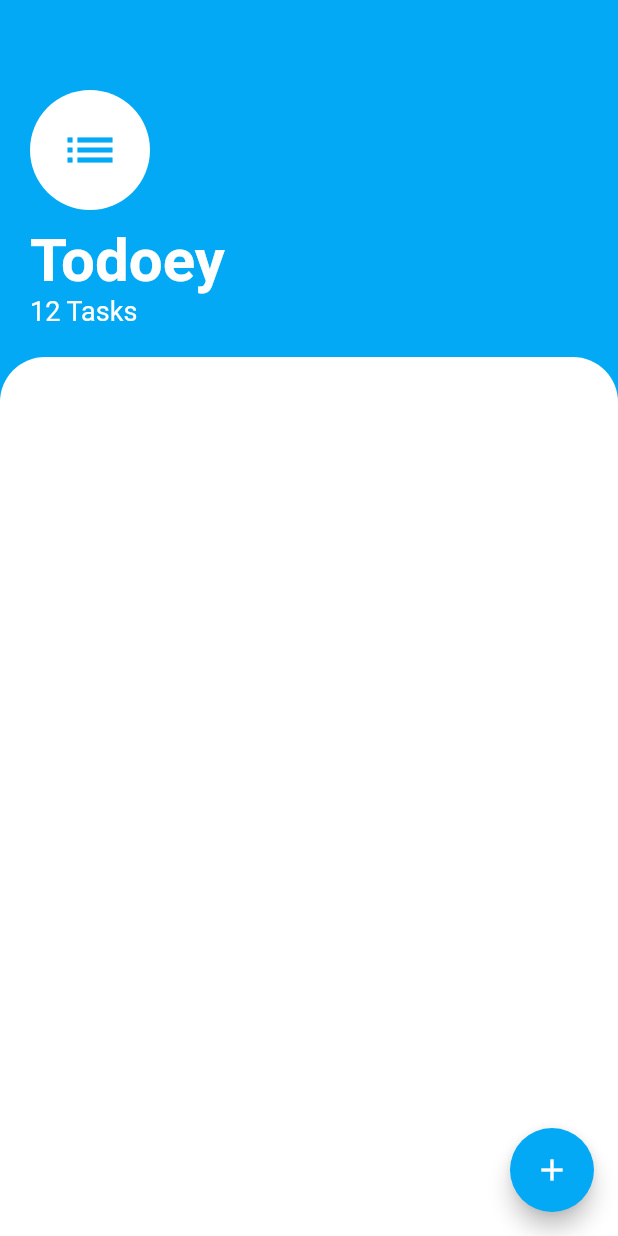
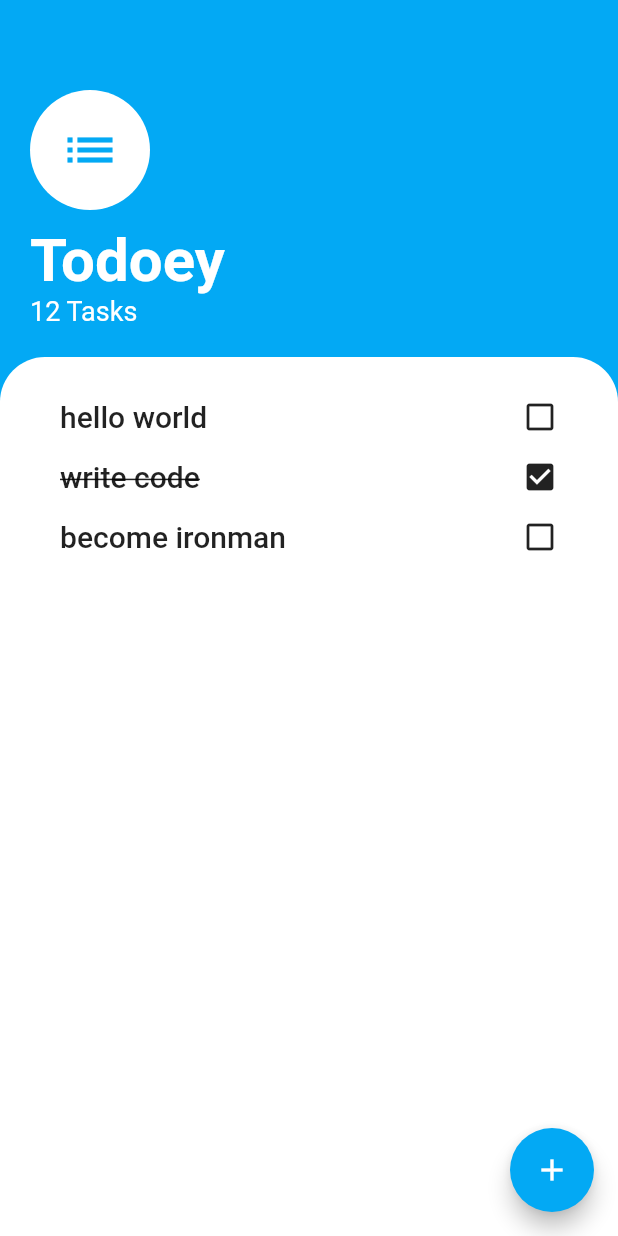
Before and after one commit to katratzi/todoey_flutter, a Flutter app: the screen it shows after launch, on a phone screen of 412 x 824 dp. Run offline on Flutter 3.47's test engine with Material 2 defaults, Android fonts, the phone set to English and light mode, and no system bars.

```diff
--- a/lib/screens/tasks_screen.dart
+++ b/lib/screens/tasks_screen.dart
@@ -62,6 +62,14 @@ class TasksScreen extends StatelessWidget {
                   topRight: Radius.circular(30.0),
                 ),
               ),
+              padding: EdgeInsets.symmetric(vertical: 20.0, horizontal: 40.0),
+              child: ListView(
+                children: <Widget>[
+                  Task(label: 'hello world', done: false),
+                  Task(label: 'write code', done: true),
+                  Task(label: 'become ironman', done: false),
+                ],
+              ),
             ),
           ),
         ],
@@ -69,3 +77,29 @@ class TasksScreen extends StatelessWidget {
     );
   }
 }
+
+class Task extends StatelessWidget {
+  String label;
+  bool done = false;
+  Task({this.label, this.done});
+  @override
+  Widget build(BuildContext context) {
+    return Padding(
+      padding: const EdgeInsets.symmetric(vertical: 8.0, horizontal: 0.0),
+      child: Row(
+        mainAxisAlignment: MainAxisAlignment.spaceBetween,
+        children: <Widget>[
+          Text(
+            '$label',
+            style: TextStyle(
+                fontSize: 20.0,
+                fontWeight: FontWeight.w500,
+                decoration:
+                    done ? TextDecoration.lineThrough : TextDecoration.none),
+          ),
+          Icon(done ? Icons.check_box : Icons.check_box_outline_blank),
+        ],
+      ),
+    );
+  }
+}
```
